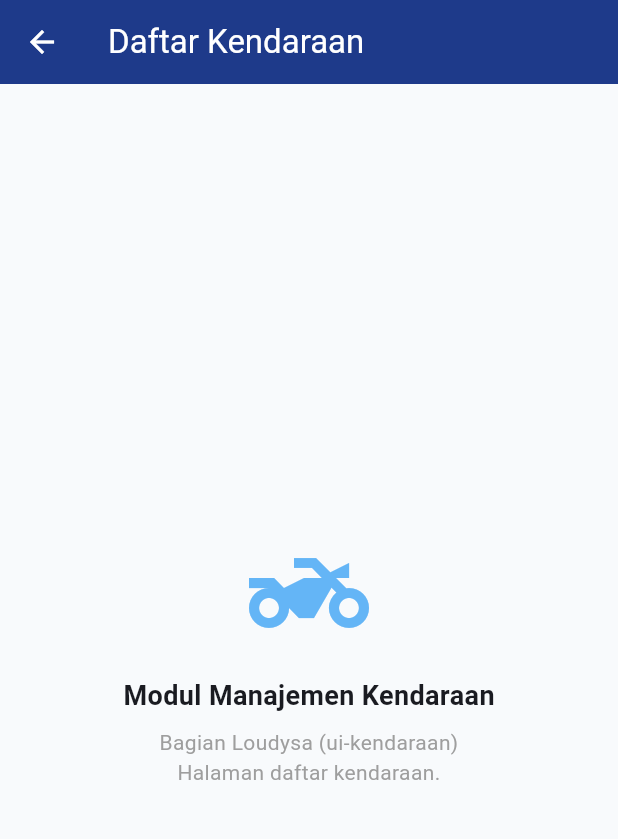
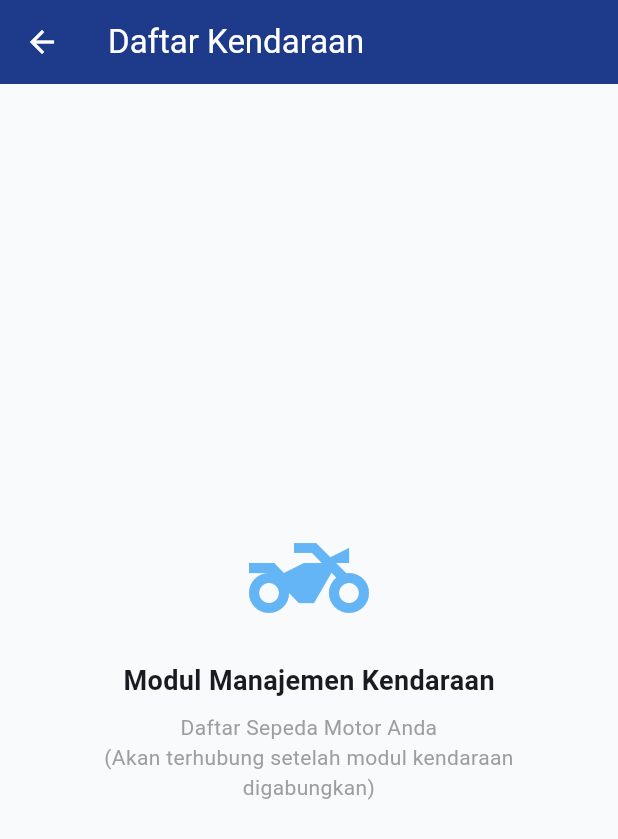
Before and after one commit to firzatunnisa/OdoTrack, a Flutter app: the screen it shows after launch, item 2 of the bottom bar chosen, on a phone screen of 412 x 824 dp. Shown: the top 839 px of the screen. Run offline on Flutter 3.47's test engine with Material 3 defaults, Android fonts, the phone set to English and light mode, and no system bars.

Commit message:
fix(ui): remove teammate name tags and clean quick action labels to match Figma design

```diff
--- a/lib/modules/dashboard/dashboard_page.dart
+++ b/lib/modules/dashboard/dashboard_page.dart
@@ -302,7 +302,7 @@ class _DashboardPageState extends State<DashboardPage> {
                 Expanded(
                   child: QuickActionButton(
                     icon: Icons.two_wheeler,
-                    label: 'Motor Saya\n(Loudysa)',
+                    label: 'Motor\nSaya',
                     color: const Color(0xFF3B82F6),
                     onTap: () {
                       Navigator.push(
@@ -316,7 +316,7 @@ class _DashboardPageState extends State<DashboardPage> {
                 Expanded(
                   child: QuickActionButton(
                     icon: Icons.build_circle_outlined,
-                    label: 'Riwayat Servis\n(Firza)',
+                    label: 'Riwayat\nServis',
                     color: const Color(0xFF10B981),
                     onTap: () {
                       Navigator.push(
--- a/lib/modules/service/add_service_page.dart
+++ b/lib/modules/service/add_service_page.dart
@@ -25,7 +25,7 @@ class AddServicePage extends StatelessWidget {
               ),
               const SizedBox(height: 8),
               const Text(
-                'Bagian Firza (ui-servis)\nHalaman pencatatan servis & upload nota.',
+                'Formulir Pencatatan Servis & Upload Nota\n(Akan terhubung setelah modul servis digabungkan)',
                 textAlign: TextAlign.center,
                 style: TextStyle(color: Colors.grey),
               ),
--- a/lib/modules/service/service_history_page.dart
+++ b/lib/modules/service/service_history_page.dart
@@ -25,7 +25,7 @@ class ServiceHistoryPage extends StatelessWidget {
               ),
               const SizedBox(height: 8),
               const Text(
-                'Bagian Firza (ui-servis)\nHalaman riwayat servis & nota.',
+                'Daftar Riwayat Servis & Nota Digital\n(Akan terhubung setelah modul servis digabungkan)',
                 textAlign: TextAlign.center,
                 style: TextStyle(color: Colors.grey),
               ),
--- a/lib/modules/vehicle/add_vehicle_page.dart
+++ b/lib/modules/vehicle/add_vehicle_page.dart
@@ -25,7 +25,7 @@ class AddVehiclePage extends StatelessWidget {
               ),
               const SizedBox(height: 8),
               const Text(
-                'Bagian Loudysa (ui-kendaraan)\nHalaman formulir tambah motor.',
+                'Formulir Pendaftaran Motor Baru\n(Akan terhubung setelah modul kendaraan digabungkan)',
                 textAlign: TextAlign.center,
                 style: TextStyle(color: Colors.grey),
               ),
--- a/lib/modules/vehicle/vehicle_list_page.dart
+++ b/lib/modules/vehicle/vehicle_list_page.dart
@@ -25,7 +25,7 @@ class VehicleListPage extends StatelessWidget {
               ),
               const SizedBox(height: 8),
               const Text(
-                'Bagian Loudysa (ui-kendaraan)\nHalaman daftar kendaraan.',
+                'Daftar Sepeda Motor Anda\n(Akan terhubung setelah modul kendaraan digabungkan)',
                 textAlign: TextAlign.center,
                 style: TextStyle(color: Colors.grey),
               ),
```
